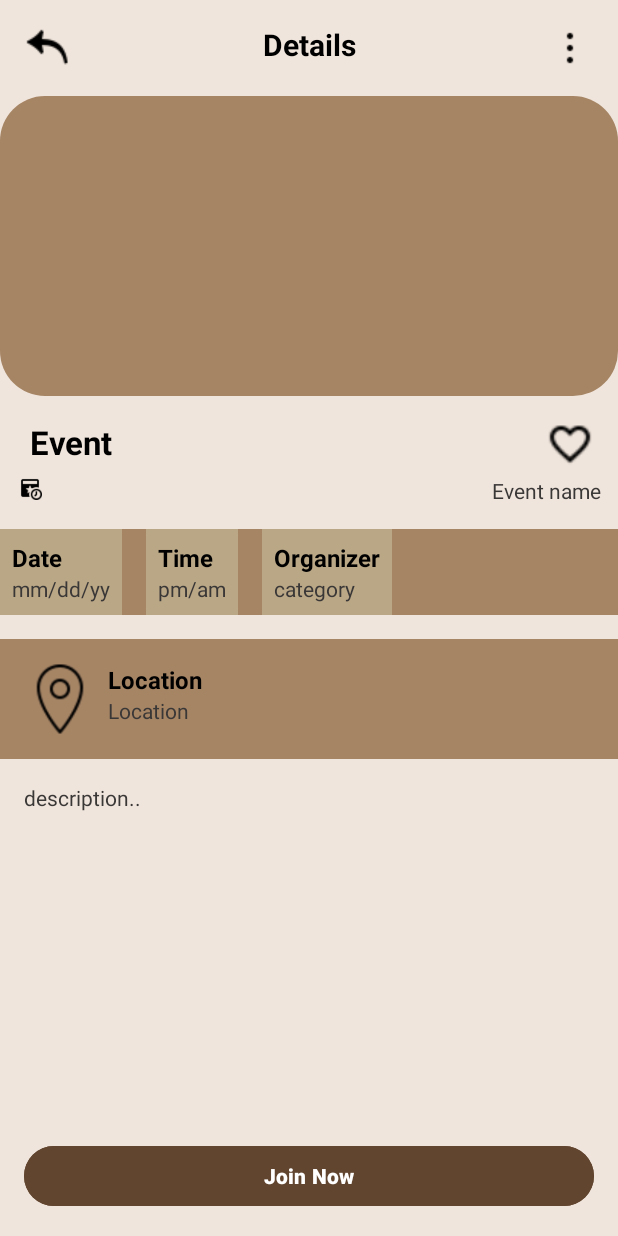
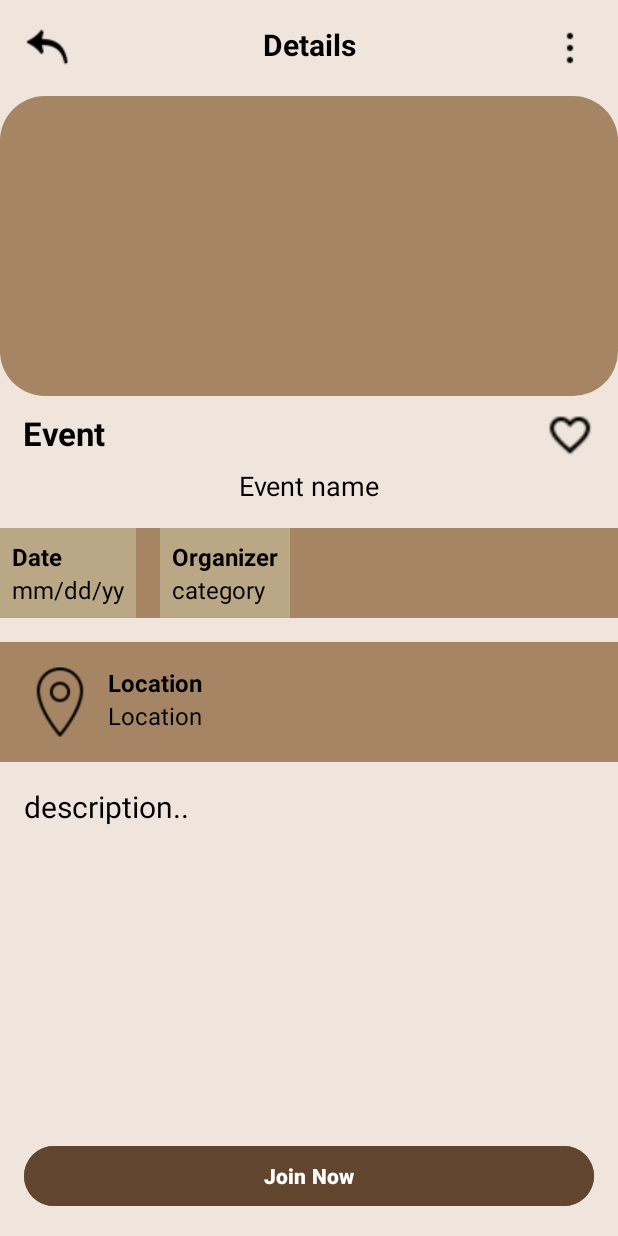
Before and after one commit to Fiddooo19/test_repo, an Android app: the EventDetailsActivity screen opened directly, with no data from a screen before it, on a phone screen of 412 x 824 dp. Run offline under Robolectric (Android 15) with nearby library versions, the phone set to English and light mode, and no system bars; 1 statement that could not run was skipped.

Commit message:
update code

```diff
--- a/app/src/main/res/layout/activity_event_details.xml
+++ b/app/src/main/res/layout/activity_event_details.xml
@@ -1,4 +1,5 @@
-<androidx.constraintlayout.widget.ConstraintLayout xmlns:android="http://schemas.android.com/apk/res/android"
+<androidx.constraintlayout.widget.ConstraintLayout
+    xmlns:android="http://schemas.android.com/apk/res/android"
     xmlns:app="http://schemas.android.com/apk/res-auto"
     android:layout_width="match_parent"
     android:layout_height="match_parent"
@@ -40,7 +41,7 @@
         android:layout_marginEnd="16dp"
         android:layout_marginTop="16dp"
         android:src="@drawable/menu"
-        android:contentDescription="Camera"
+        android:contentDescription="Menu"
         app:layout_constraintTop_toTopOf="parent"
         app:layout_constraintEnd_toEndOf="parent" />
 
@@ -59,18 +60,18 @@
     <!-- Event Name and Favorite Icon -->
     <TextView
         android:id="@+id/event_name"
-        android:layout_width="wrap_content"
+        android:layout_width="match_parent"
         android:layout_height="wrap_content"
-        android:layout_marginTop="16dp"
+        android:layout_marginTop="10dp"
         android:text="Event"
         android:textSize="22sp"
         android:textStyle="bold"
         android:textColor="@color/black"
-        android:layout_marginLeft="20dp"
+        android:layout_marginStart="15dp"
         app:layout_constraintTop_toBottomOf="@id/event_image"
         app:layout_constraintStart_toStartOf="parent"
-
-        app:layout_constraintHorizontal_bias="0.5" />
+        app:layout_constraintEnd_toStartOf="@id/favorite_icon"
+        app:layout_constraintHorizontal_bias="0.9" />
 
     <ImageView
         android:id="@+id/favorite_icon"
@@ -89,23 +90,18 @@
         android:layout_height="wrap_content"
         android:orientation="horizontal"
         android:layout_marginTop="8dp"
+        android:layout_marginStart="0dp"
         app:layout_constraintTop_toBottomOf="@id/event_name"
         app:layout_constraintStart_toStartOf="parent"
         app:layout_constraintEnd_toEndOf="parent">
-
-        <ImageView
-            android:layout_width="16dp"
-            android:layout_height="16dp"
-            android:layout_marginRight="300dp"
-            android:src="@drawable/ic_event" />
 
         <TextView
             android:id="@+id/tvEventName"
             android:layout_width="wrap_content"
             android:layout_height="wrap_content"
             android:text="Event name"
-            android:textSize="14sp"
-            android:textColor="#3A3737" />
+            android:textColor="#000000"
+            android:textSize="18sp" />
     </LinearLayout>
 
     <!-- Event Info -->
@@ -142,34 +138,10 @@
                 android:layout_width="wrap_content"
                 android:layout_height="wrap_content"
                 android:text="mm/dd/yy"
-                android:textColor="#3A3737"
-                android:textSize="14sp" />
+                android:textColor="#000000"
+                android:textSize="16sp" />
         </LinearLayout>
 
-        <LinearLayout
-            android:layout_width="wrap_content"
-            android:layout_height="wrap_content"
-            android:orientation="vertical"
-            android:layout_marginEnd="16dp"
-            android:background="#BAA786"
-            android:padding="8dp">
-
-            <TextView
-                android:id="@+id/event_time"
-                android:layout_width="wrap_content"
-                android:layout_height="wrap_content"
-                android:text="Time"
-                android:textSize="16sp"
-                android:textStyle="bold"
-                android:textColor="@color/black" />
-
-            <TextView
-                android:layout_width="wrap_content"
-                android:layout_height="wrap_content"
-                android:text="pm/am"
-                android:textSize="14sp"
-                android:textColor="#3A3737" />
-        </LinearLayout>
 
         <LinearLayout
             android:layout_width="wrap_content"
@@ -192,8 +164,8 @@
                 android:layout_width="wrap_content"
                 android:layout_height="wrap_content"
                 android:text="category"
-                android:textColor="#3A3737"
-                android:textSize="14sp" />
+                android:textColor="#000000"
+                android:textSize="16sp" />
         </LinearLayout>
     </LinearLayout>
 
@@ -235,8 +207,8 @@
                 android:layout_width="wrap_content"
                 android:layout_height="wrap_content"
                 android:text="Location"
-                android:textColor="#3A3737"
-                android:textSize="14sp" />
+                android:textColor="#000000"
+                android:textSize="16sp" />
         </LinearLayout>
     </LinearLayout>
 
@@ -247,8 +219,8 @@
         android:layout_height="wrap_content"
         android:layout_margin="16dp"
         android:text="description.."
-        android:textSize="14sp"
-        android:textColor="#3A3737"
+        android:textSize="20sp"
+        android:textColor="#000000"
         app:layout_constraintTop_toBottomOf="@id/organizer_info"
         app:layout_constraintStart_toStartOf="parent"
         app:layout_constraintEnd_toEndOf="parent" />
--- a/app/src/main/res/layout/activity_login.xml
+++ b/app/src/main/res/layout/activity_login.xml
@@ -121,6 +121,7 @@
             android:backgroundTint="#61452F"
             android:onClick="loginClicked" />
 
+
         <!-- Register Link -->
         <TextView
             android:layout_width="match_parent"
```
Also changed, not shown: app/src/main/java/com/example/socialgoodvolunteerapp/EventListActivity.java (line endings or trailing spaces).
